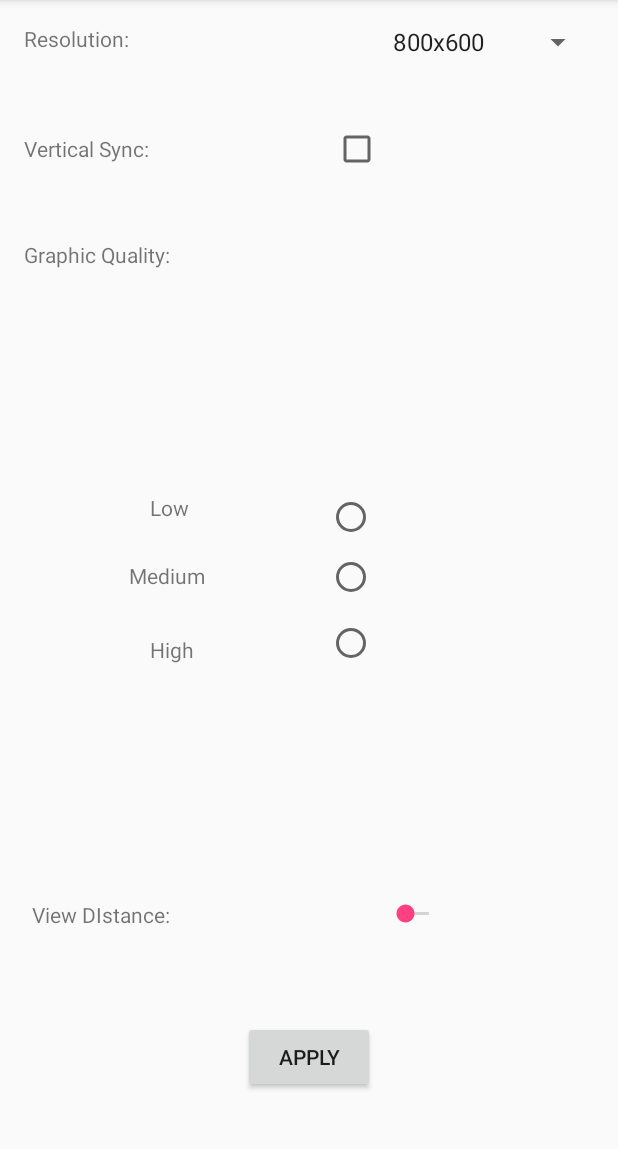
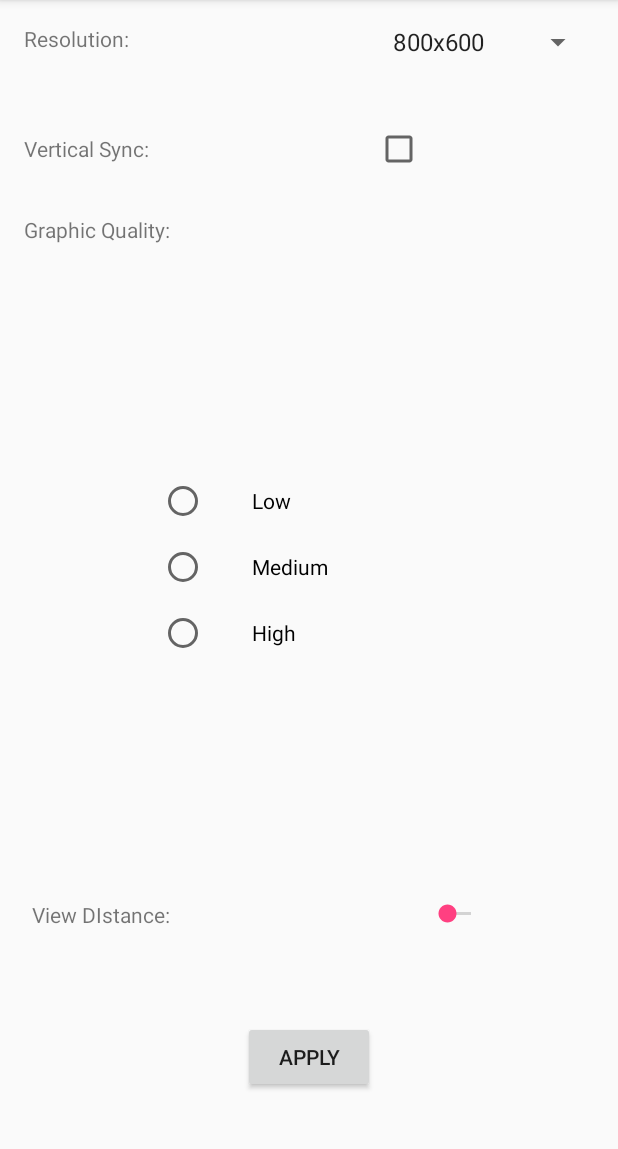
Before and after one commit to Toxyc95/Tox, an Android app: the screen it shows after launch (MainActivity), on a phone screen of 412 x 824 dp, the part 84-1233 px from its top. Run offline under Robolectric (Android 15) with nearby library versions, the phone set to English and light mode, and no system bars.

Commit message:
Radiogroup + activity to activity + final design
Radiogroup and radio buttons now finally working, 2nd activity got its
final design and radio button result shows on 2nd activity.

```diff
--- a/Beadando/app/src/main/res/layout/activity_main.xml
+++ b/Beadando/app/src/main/res/layout/activity_main.xml
@@ -35,14 +35,6 @@
         android:layout_marginTop="49dp"
         android:id="@+id/verticalsync" />
 
- <TextView
-        android:text="@string/graphicquality"
-        android:layout_width="wrap_content"
-        android:layout_height="wrap_content"
-        android:layout_below="@+id/verticalsync"
-        android:layout_marginTop="51dp"
-        android:id="@+id/graphicquality" />
-
  <Button
         android:text="@string/apbutton"
         android:layout_width="wrap_content"
@@ -61,15 +53,6 @@
      android:layout_toEndOf="@+id/verticalsynccheckbox"
      android:scrollbarSize="30dp" />
 
- <CheckBox
-     android:layout_width="wrap_content"
-     android:layout_height="wrap_content"
-     android:id="@+id/verticalsynccheckbox"
-     android:layout_alignBaseline="@+id/verticalsync"
-     android:layout_alignBottom="@+id/verticalsync"
-     android:layout_toLeftOf="@+id/spinnerres"
-     android:layout_toStartOf="@+id/spinnerres" />
-
  <TextView
         android:text="@string/viewdistandetextview"
         android:layout_width="wrap_content"
@@ -81,63 +64,67 @@
      android:layout_marginBottom="61dp" />
 
 
- <TextView
-     android:text="@string/medium"
-     android:layout_width="wrap_content"
+ <RadioGroup
+     android:layout_width="match_parent"
      android:layout_height="wrap_content"
-     android:id="@+id/medium"
      android:layout_centerVertical="true"
-     android:layout_toRightOf="@+id/res"
-     android:layout_toEndOf="@+id/res" />
+     android:layout_centerHorizontal="true">
 
- <TextView
-     android:text="@string/low"
-     android:layout_width="wrap_content"
-     android:layout_height="wrap_content"
-     android:id="@+id/low"
-     android:layout_above="@+id/medium"
-     android:layout_toRightOf="@+id/verticalsync"
-     android:layout_toEndOf="@+id/verticalsync"
-     android:layout_marginBottom="26dp" />
-
- <TextView
-     android:text="@string/high"
-     android:layout_width="wrap_content"
-     android:layout_height="wrap_content"
-     android:id="@+id/high"
-     android:layout_below="@+id/medium"
-     android:layout_alignLeft="@+id/low"
-     android:layout_alignStart="@+id/low"
-     android:layout_marginTop="30dp" />
-
- <RadioGroup
-     android:layout_width="wrap_content"
-     android:layout_height="wrap_content"
-     android:layout_alignTop="@+id/low"
-     android:layout_alignRight="@+id/apbutton"
-     android:layout_alignEnd="@+id/apbutton">
 
   <RadioButton
       android:layout_width="wrap_content"
       android:layout_height="wrap_content"
       android:id="@+id/lowradiobutton"
-      android:layout_marginBottom="8dp"
+      android:layout_marginBottom="12dp"
+      android:layout_marginLeft="90dp"
+      android:text="@string/low"
+      android:onClick="select_quality"
+      android:paddingLeft="30dp"
+
+
      />
 
   <RadioButton
       android:layout_width="wrap_content"
       android:layout_height="wrap_content"
       android:layout_marginBottom="12dp"
+      android:layout_marginLeft="90dp"
       android:id="@+id/mediumradiobutton"
+      android:text="@string/medium"
+      android:onClick="select_quality"
+      android:paddingLeft="30dp"
      />
 
   <RadioButton
       android:layout_width="wrap_content"
       android:layout_height="wrap_content"
       android:id="@+id/highradiobutton"
-      android:layout_marginBottom="9dp"
+      android:layout_marginBottom="12dp"
+      android:layout_marginLeft="90dp"
+      android:text="@string/high"
+      android:onClick="select_quality"
+      android:paddingLeft="30dp"
      />
 
  </RadioGroup>
 
+ <TextView
+        android:text="@string/graphicquality"
+        android:layout_width="wrap_content"
+        android:layout_height="wrap_content"
+     android:layout_marginTop="28dp"
+        android:id="@+id/graphicquality"
+     android:layout_below="@+id/verticalsynccheckbox"
+     android:layout_alignParentLeft="true"
+     android:layout_alignParentStart="true" />
+
+ <CheckBox
+     android:layout_width="wrap_content"
+     android:layout_height="wrap_content"
+     android:id="@+id/verticalsynccheckbox"
+     android:layout_alignBaseline="@+id/verticalsync"
+     android:layout_alignBottom="@+id/verticalsync"
+     android:layout_toRightOf="@+id/apbutton"
+     android:layout_toEndOf="@+id/apbutton" />
+
 </RelativeLayout>
--- a/Beadando/app/src/main/res/values/strings.xml
+++ b/Beadando/app/src/main/res/values/strings.xml
@@ -16,7 +16,6 @@
         <item>1680x1050</item>
         <item>1920x1080</item>
         <item>2560x1600</item>
-
     </string-array>
     <string name="apbutton">Apply</string>
 
```
Also changed, not shown: Beadando/app/src/main/java/androidbead/beadando/Main2Activity.java (+8 -1 lines), Beadando/app/src/main/java/androidbead/beadando/MainActivity.java (+36 -0 lines), Beadando/app/src/main/res/layout/activity_main2.xml (+38 -0 lines).
